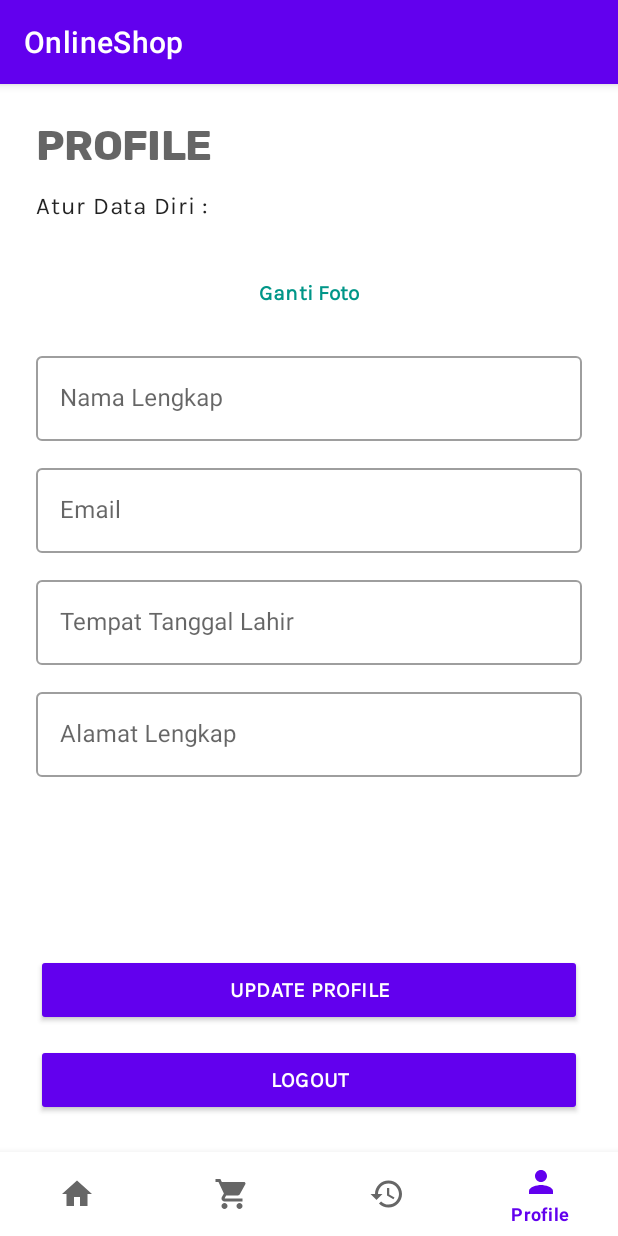
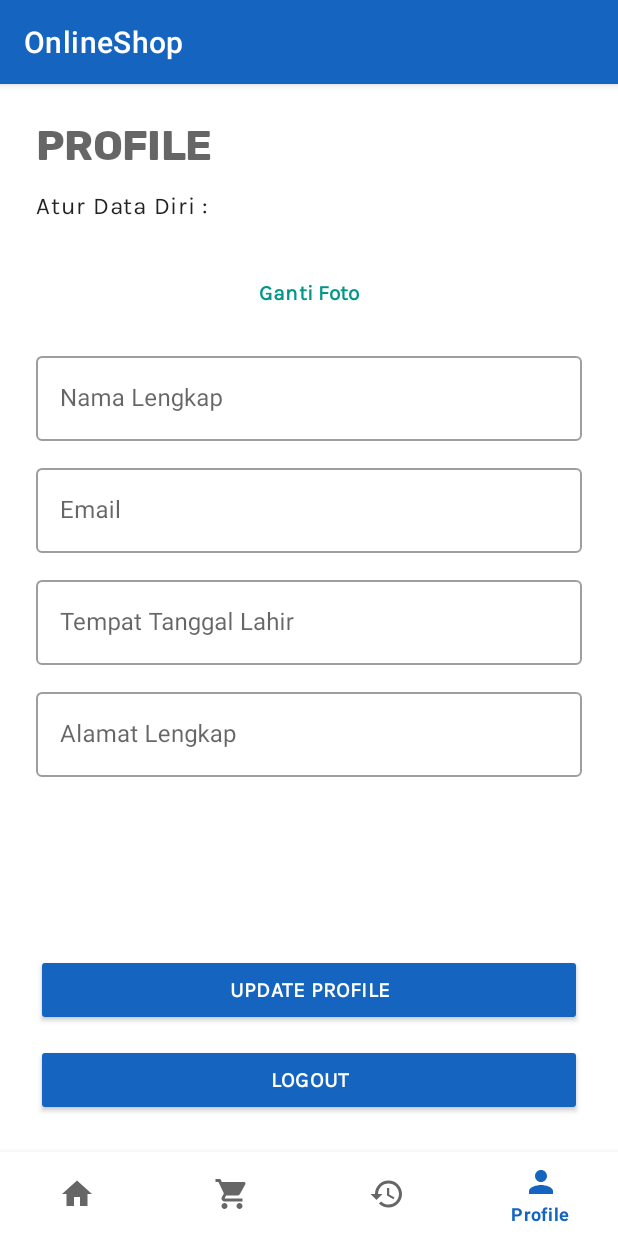
Before and after one commit to rizkyyusfian/OnlineShop, an Android app: the screen it shows after launch (MainActivity), item 4 of the bottom bar chosen, on a phone screen of 412 x 824 dp. Run offline under Robolectric (Android 15) with nearby library versions, the phone set to English and light mode, and no system bars.

Commit message:
setting material design warna + buat activiy login+signup

```diff
--- a/app/src/main/AndroidManifest.xml
+++ b/app/src/main/AndroidManifest.xml
@@ -12,7 +12,8 @@
         android:roundIcon="@mipmap/ic_launcher_round"
         android:supportsRtl="true"
         android:theme="@style/Theme.OnlineShop">
-        android:usesCleartextTraffic="true">
+        <activity android:name=".SignUpActivity"></activity>
+        <activity android:name=".LoginActivity" />
         <activity android:name=".MainActivity">
             <intent-filter>
                 <action android:name="android.intent.action.MAIN" />
--- a/app/src/main/res/values-night/themes.xml
+++ b/app/src/main/res/values-night/themes.xml
@@ -2,13 +2,14 @@
     <!-- Base application theme. -->
     <style name="Theme.OnlineShop" parent="Theme.MaterialComponents.DayNight.DarkActionBar">
         <!-- Primary brand color. -->
-        <item name="colorPrimary">@color/purple_200</item>
-        <item name="colorPrimaryVariant">@color/purple_700</item>
-        <item name="colorOnPrimary">@color/black</item>
+        <item name="colorPrimary">@color/primaryColor</item>
+        <item name="colorPrimaryVariant">@color/primaryLightColor</item>
+        <item name="colorPrimaryDark">@color/primaryDarkColor</item>
+        <item name="colorOnPrimary">@color/primaryTextColor</item>
         <!-- Secondary brand color. -->
-        <item name="colorSecondary">@color/teal_200</item>
-        <item name="colorSecondaryVariant">@color/teal_200</item>
-        <item name="colorOnSecondary">@color/black</item>
+        <item name="colorSecondary">@color/secondaryColor</item>
+        <item name="colorSecondaryVariant">@color/secondaryLightColor</item>
+        <item name="colorOnSecondary">@color/secondaryTextColor</item>
         <!-- Status bar color. -->
         <item name="android:statusBarColor" tools:targetApi="l">?attr/colorPrimaryVariant</item>
         <!-- Customize your theme here. -->
--- a/app/src/main/res/values/colors.xml
+++ b/app/src/main/res/values/colors.xml
@@ -1,10 +1,11 @@
 <?xml version="1.0" encoding="utf-8"?>
 <resources>
-    <color name="purple_200">#FFBB86FC</color>
-    <color name="purple_500">#FF6200EE</color>
-    <color name="purple_700">#FF3700B3</color>
-    <color name="teal_200">#FF03DAC5</color>
-    <color name="teal_700">#FF018786</color>
-    <color name="black">#FF000000</color>
-    <color name="white">#FFFFFFFF</color>
+    <color name="primaryColor">#1565c0</color>
+    <color name="primaryLightColor">#5e92f3</color>
+    <color name="primaryDarkColor">#003c8f</color>
+    <color name="secondaryColor">#69f0ae</color>
+    <color name="secondaryLightColor">#9fffe0</color>
+    <color name="secondaryDarkColor">#2bbd7e</color>
+    <color name="primaryTextColor">#ffffff</color>
+    <color name="secondaryTextColor">#000000</color>
 </resources>
--- a/app/src/main/res/values/themes.xml
+++ b/app/src/main/res/values/themes.xml
@@ -2,13 +2,14 @@
     <!-- Base application theme. -->
     <style name="Theme.OnlineShop" parent="Theme.MaterialComponents.Light.DarkActionBar">
         <!-- Primary brand color. -->
-        <item name="colorPrimary">@color/purple_500</item>
-        <item name="colorPrimaryVariant">@color/purple_700</item>
-        <item name="colorOnPrimary">@color/white</item>
+        <item name="colorPrimary">@color/primaryColor</item>
+        <item name="colorPrimaryVariant">@color/primaryLightColor</item>
+        <item name="colorPrimaryDark">@color/primaryDarkColor</item>
+        <item name="colorOnPrimary">@color/primaryTextColor</item>
         <!-- Secondary brand color. -->
-        <item name="colorSecondary">@color/teal_200</item>
-        <item name="colorSecondaryVariant">@color/teal_700</item>
-        <item name="colorOnSecondary">@color/black</item>
+        <item name="colorSecondary">@color/secondaryColor</item>
+        <item name="colorSecondaryVariant">@color/secondaryLightColor</item>
+        <item name="colorOnSecondary">@color/secondaryTextColor</item>
         <!-- Status bar color. -->
         <item name="android:statusBarColor" tools:targetApi="l">?attr/colorPrimaryVariant</item>
         <!-- Customize your theme here. -->
--- a/build.gradle
+++ b/build.gradle
@@ -7,7 +7,7 @@ buildscript {
     }
     dependencies {
 //        classpath "com.android.tools.build:gradle:4.1.0"
-        classpath 'com.android.tools.build:gradle:4.0.1'
+        classpath 'com.android.tools.build:gradle:4.1.0'
         classpath "org.jetbrains.kotlin:kotlin-gradle-plugin:$kotlin_version"
 
         // NOTE: Do not place your application dependencies here; they belong
```
Also changed, not shown: app/src/main/java/com/ubaya/onlineshop/LoginActivity.kt (added, +11 -0 lines), app/src/main/java/com/ubaya/onlineshop/SignUpActivity.kt (added, +11 -0 lines), app/src/main/res/layout/activity_login.xml (added, +19 -0 lines), app/src/main/res/layout/activity_sign_up.xml (added, +9 -0 lines).
